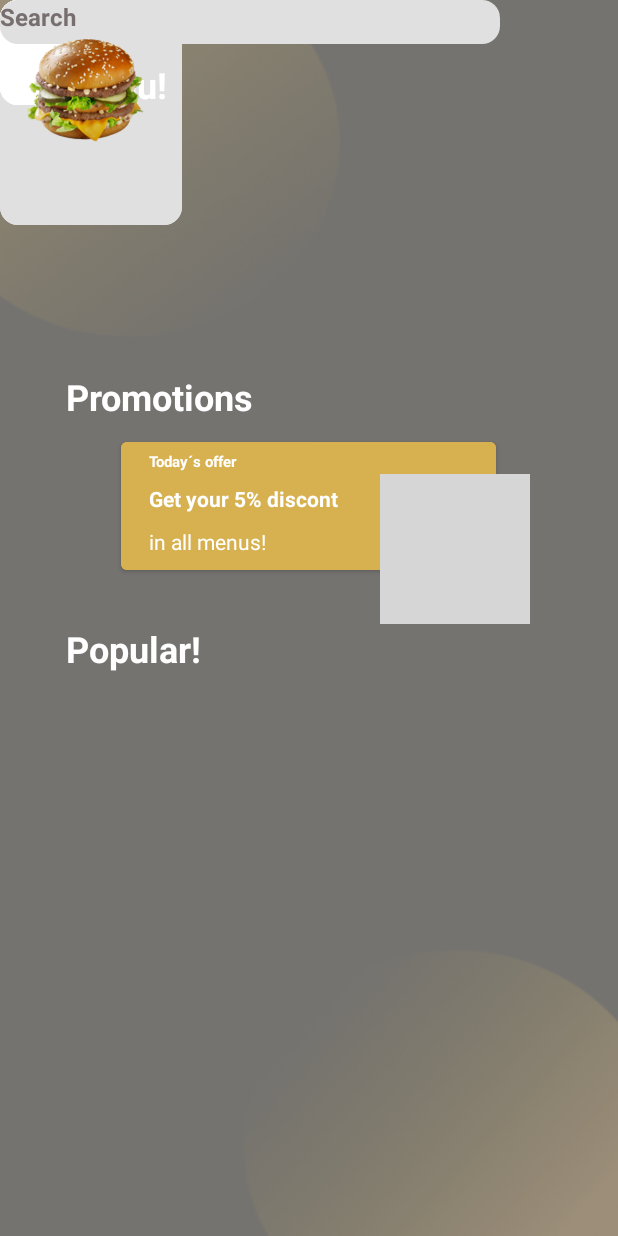
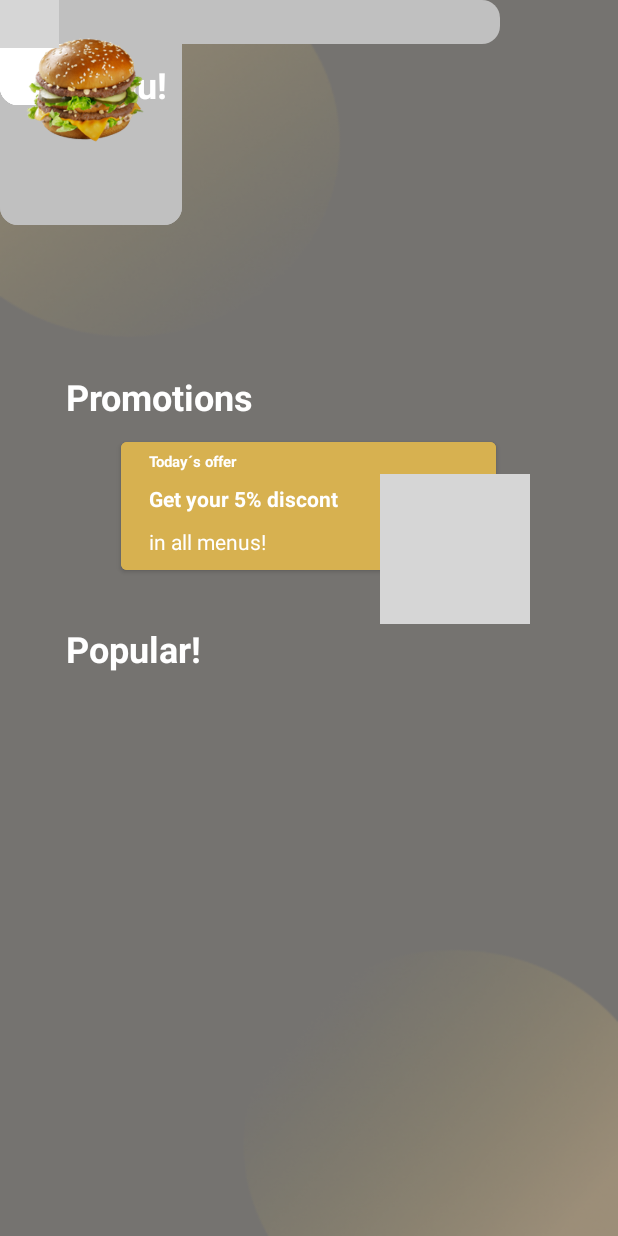
Before and after one commit to carlosalvaro98/onrequest1, an Android app: the layout layout_menu_new.xml on its own in the app's theme, with its tools: preview values and no code run, on a phone screen of 412 x 824 dp. Run offline under Robolectric (Android 15) with nearby library versions, the phone set to English and light mode, and no system bars; grey boxes are pictures that could not be loaded.

Commit message:
update files deprecated

```diff
--- /dev/null
+++ b/app/src/main/res/drawable/icons8_plus.xml
@@ -0,0 +1,9 @@
+<vector xmlns:android="http://schemas.android.com/apk/res/android"
+    android:width="30dp"
+    android:height="30dp"
+    android:viewportWidth="30"
+    android:viewportHeight="30">
+  <path
+      android:fillColor="#FF000000"
+      android:pathData="M15,3C8.373,3 3,8.373 3,15c0,6.627 5.373,12 12,12s12,-5.373 12,-12C27,8.373 21.627,3 15,3zM21,16h-5v5c0,0.553 -0.448,1 -1,1s-1,-0.447 -1,-1v-5H9c-0.552,0 -1,-0.447 -1,-1s0.448,-1 1,-1h5V9c0,-0.553 0.448,-1 1,-1s1,0.447 1,1v5h5c0.552,0 1,0.447 1,1S21.552,16 21,16z"/>
+</vector>
--- a/app/src/main/res/drawable/shadow 2.xml
+++ /dev/null
@@ -1,6 +0,0 @@
-<?xml version="1.0" encoding="utf-8"?>
-<shape xmlns:android="http://schemas.android.com/apk/res/android">
-    <solid android:color="#80000000"/> <!-- Cor da sombra -->
-
-    <corners android:radius="12dp" />
-</shape>
--- a/app/src/main/res/layout/activity_delivery.xml
+++ b/app/src/main/res/layout/activity_delivery.xml
@@ -19,7 +19,7 @@
         android:text="Back"
         app:layout_constraintBottom_toBottomOf="parent"
         app:layout_constraintEnd_toEndOf="parent"
-        app:layout_constraintHorizontal_bias="0.0"
+        app:layout_constraintHorizontal_bias="0.666"
         app:layout_constraintStart_toStartOf="parent"
         app:layout_constraintTop_toBottomOf="@+id/imageView13"
         app:layout_constraintVertical_bias="0.0" />
--- a/app/src/main/res/layout/layout_menu_new.xml
+++ b/app/src/main/res/layout/layout_menu_new.xml
@@ -15,6 +15,14 @@
         app:layout_constraintStart_toStartOf="parent"
         app:layout_constraintTop_toTopOf="parent"
         tools:context=".TablesActivity">
+
+        <ImageView
+            android:id="@+id/imageView19"
+            android:layout_width="wrap_content"
+            android:layout_height="wrap_content"
+            app:srcCompat="@drawable/icons8_plus"
+            tools:layout_editor_absoluteX="147dp"
+            tools:layout_editor_absoluteY="597dp" />
 
         <TextView
             android:id="@+id/textViewUserName3"
@@ -181,7 +189,6 @@
             android:layout_width="333dp"
             android:layout_height="29dp"
             android:background="@drawable/radios_grey"
-            android:text="@string/search"
             android:textAlignment="textStart"
             android:textColor="#776F6F"
             android:textSize="16sp"
@@ -205,5 +212,29 @@
             tools:layout_editor_absoluteX="229dp"
             tools:layout_editor_absoluteY="486dp" />
 
+        <ImageView
+            android:id="@+id/imageView18"
+            android:layout_width="wrap_content"
+            android:layout_height="wrap_content"
+            app:srcCompat="@drawable/icons8_plus"
+            tools:layout_editor_absoluteX="147dp"
+            tools:layout_editor_absoluteY="597dp" />
+
+        <ImageView
+            android:id="@+id/imageView20"
+            android:layout_width="wrap_content"
+            android:layout_height="wrap_content"
+            app:srcCompat="@drawable/icons8_plus"
+            tools:layout_editor_absoluteX="320dp"
+            tools:layout_editor_absoluteY="597dp" />
+
+        <ImageView
+            android:id="@+id/imageView21"
+            android:layout_width="39dp"
+            android:layout_height="32dp"
+            app:srcCompat="@drawable/car_ui_icon_search"
+            tools:layout_editor_absoluteX="44dp"
+            tools:layout_editor_absoluteY="92dp" />
+
     </androidx.constraintlayout.widget.ConstraintLayout>
 </androidx.constraintlayout.widget.ConstraintLayout>
--- a/app/src/main/res/values/colors.xml
+++ b/app/src/main/res/values/colors.xml
@@ -4,6 +4,7 @@
     <color name="white">#FFFFFFFF</color>
     <color name="yellow">#D7B150</color>
     <color name="grayopacity">#64625E</color>
-    <color name="midgray">#E0E0E0</color>
+    <color name="midgray">#C0C0C0</color>
+    <color name="moregray">#757370</color>
 
 </resources>
```
Also changed, not shown: app/src/main/res/drawable/boxes 2.xml (deleted, +0 -8 lines), app/src/main/res/drawable/email_svgrepo_com 2.xml (deleted, +0 -19 lines), app/src/main/res/drawable/icons8_search.xml (added, +9 -0 lines), app/src/main/res/drawable/lock_alt_svgrepo_com 2.xml (deleted, +0 -15 lines), app/src/main/res/drawable/logincustomm 2.xml (deleted, +0 -9 lines), app/src/main/res/drawable/user_check_alt_1_svgrepo_com 2.xml (deleted, +0 -13 lines), app/src/main/res/layout/onclick.xml (+42 -7 lines), app/src/main/res/drawable/cheese_clipart_design_illustration_free_png.webp (added).
